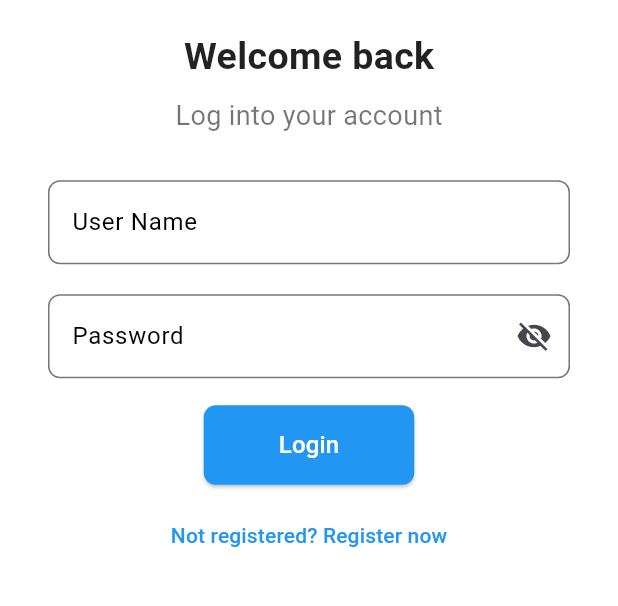
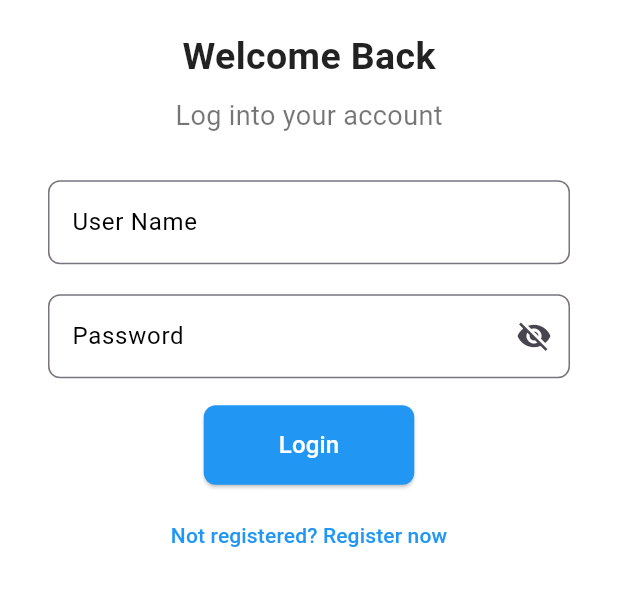
Before and after one commit to Ashish-Pandey62/YatraMate, a Flutter app: the screen it shows after launch, on a phone screen of 412 x 824 dp, the part 407-1013 px from its top. Run offline on Flutter 3.47's test engine with Material 3 defaults, Android fonts, the phone set to English and light mode, and no system bars; our stand-ins replace basic_utils, connectivity_plus, curved_navigation_bar, flutter_dotenv, flutter_map, flutter_secure_storage and 7 more; missing offline and left inert: dart_jsonwebtoken, flutter_background_service, flutter_ignorebatteryoptimization, flutter_map_dragmarker, jwt_decode, pointycastle and 1 more.

```diff
--- a/conductor_app/lib/pages/login.dart
+++ b/conductor_app/lib/pages/login.dart
@@ -129,7 +129,7 @@ class _LoginPageState extends State<LoginPage> {
 
                   // "Welcome Back" text
                   const Text(
-                    'Welcome back',
+                    'Welcome Back',
                     style: TextStyle(
                       fontSize: 25,
                       fontWeight: FontWeight.bold,
```
